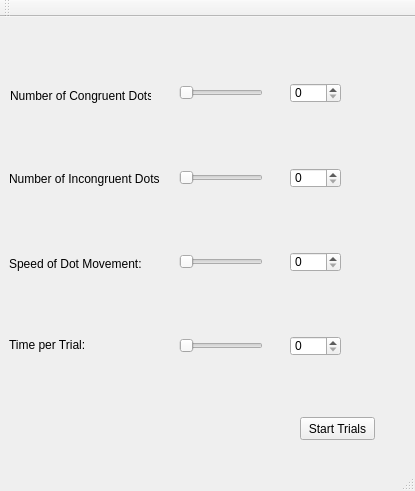
vrsivananda/PIC10C_-FinalProject, file mainwindow.ui: the form before one commit.
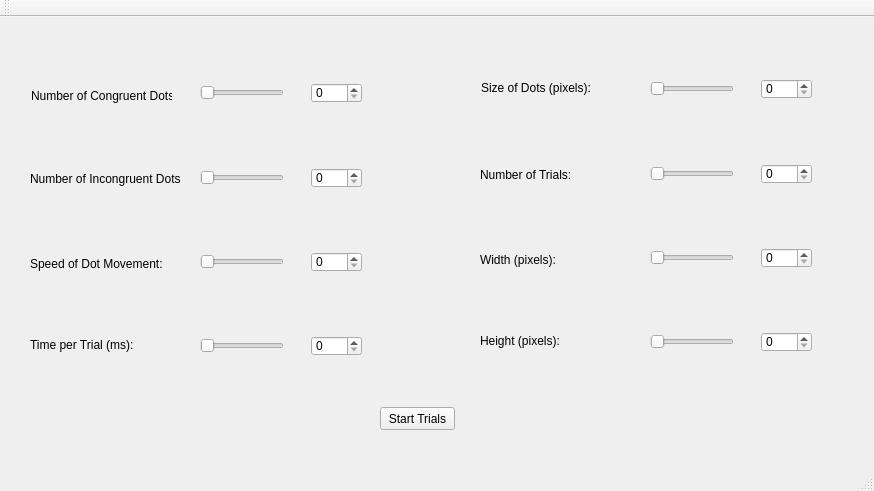
The form after the commit.

Commit message: Added more setting for the user. Set geometry to fullscreen.

Patch:
```diff
--- a/mainwindow.ui
+++ b/mainwindow.ui
@@ -6,7 +6,7 @@
    <rect>
     <x>0</x>
     <y>0</y>
-    <width>415</width>
+    <width>874</width>
     <height>491</height>
    </rect>
   </property>
@@ -17,7 +17,7 @@
    <widget class="QSlider" name="horizontalSlider_1">
     <property name="geometry">
      <rect>
-      <x>179</x>
+      <x>200</x>
       <y>65</y>
       <width>84</width>
       <height>22</height>
@@ -30,7 +30,7 @@
    <widget class="QSpinBox" name="spinBox_1">
     <property name="geometry">
      <rect>
-      <x>290</x>
+      <x>311</x>
       <y>66</y>
       <width>51</width>
       <height>20</height>
@@ -40,7 +40,7 @@
    <widget class="QLabel" name="label_1">
     <property name="geometry">
      <rect>
-      <x>10</x>
+      <x>31</x>
       <y>68</y>
       <width>141</width>
       <height>21</height>
@@ -53,7 +53,7 @@
    <widget class="QLabel" name="label_2">
     <property name="geometry">
      <rect>
-      <x>9</x>
+      <x>30</x>
       <y>151</y>
       <width>151</width>
       <height>21</height>
@@ -66,7 +66,7 @@
    <widget class="QSpinBox" name="spinBox_2">
     <property name="geometry">
      <rect>
-      <x>290</x>
+      <x>311</x>
       <y>151</y>
       <width>51</width>
       <height>20</height>
@@ -76,7 +76,7 @@
    <widget class="QSlider" name="horizontalSlider_2">
     <property name="geometry">
      <rect>
-      <x>179</x>
+      <x>200</x>
       <y>150</y>
       <width>84</width>
       <height>22</height>
@@ -89,7 +89,7 @@
    <widget class="QSlider" name="horizontalSlider_3">
     <property name="geometry">
      <rect>
-      <x>179</x>
+      <x>200</x>
       <y>234</y>
       <width>84</width>
       <height>22</height>
@@ -102,7 +102,7 @@
    <widget class="QSpinBox" name="spinBox_3">
     <property name="geometry">
      <rect>
-      <x>290</x>
+      <x>311</x>
       <y>235</y>
       <width>51</width>
       <height>20</height>
@@ -112,7 +112,7 @@
    <widget class="QSlider" name="horizontalSlider_4">
     <property name="geometry">
      <rect>
-      <x>179</x>
+      <x>200</x>
       <y>318</y>
       <width>84</width>
       <height>22</height>
@@ -125,7 +125,7 @@
    <widget class="QLabel" name="label_3">
     <property name="geometry">
      <rect>
-      <x>9</x>
+      <x>30</x>
       <y>236</y>
       <width>141</width>
       <height>21</height>
@@ -138,7 +138,7 @@
    <widget class="QSpinBox" name="spinBox_4">
     <property name="geometry">
      <rect>
-      <x>290</x>
+      <x>311</x>
       <y>319</y>
       <width>51</width>
       <height>20</height>
@@ -148,21 +148,21 @@
    <widget class="QLabel" name="label_4">
     <property name="geometry">
      <rect>
-      <x>9</x>
+      <x>30</x>
       <y>320</y>
       <width>141</width>
       <height>16</height>
      </rect>
     </property>
     <property name="text">
-     <string>Time per Trial:</string>
+     <string>Time per Trial (ms):</string>
     </property>
    </widget>
    <widget class="QPushButton" name="pushButton">
     <property name="geometry">
      <rect>
-      <x>300</x>
-      <y>400</y>
+      <x>380</x>
+      <y>390</y>
       <width>75</width>
       <height>23</height>
      </rect>
@@ -171,6 +171,150 @@
      <string>Start Trials</string>
     </property>
    </widget>
+   <widget class="QLabel" name="label_8">
+    <property name="geometry">
+     <rect>
+      <x>480</x>
+      <y>316</y>
+      <width>141</width>
+      <height>16</height>
+     </rect>
+    </property>
+    <property name="text">
+     <string>Height (pixels):</string>
+    </property>
+   </widget>
+   <widget class="QSpinBox" name="spinBox_6">
+    <property name="geometry">
+     <rect>
+      <x>761</x>
+      <y>147</y>
+      <width>51</width>
+      <height>20</height>
+     </rect>
+    </property>
+   </widget>
+   <widget class="QSpinBox" name="spinBox_8">
+    <property name="geometry">
+     <rect>
+      <x>761</x>
+      <y>315</y>
+      <width>51</width>
+      <height>20</height>
+     </rect>
+    </property>
+   </widget>
+   <widget class="QLabel" name="label_5">
+    <property name="geometry">
+     <rect>
+      <x>481</x>
+      <y>60</y>
+      <width>141</width>
+      <height>21</height>
+     </rect>
+    </property>
+    <property name="text">
+     <string>Size of Dots (pixels):</string>
+    </property>
+   </widget>
+   <widget class="QLabel" name="label_6">
+    <property name="geometry">
+     <rect>
+      <x>480</x>
+      <y>147</y>
+      <width>151</width>
+      <height>21</height>
+     </rect>
+    </property>
+    <property name="text">
+     <string>Number of Trials:</string>
+    </property>
+   </widget>
+   <widget class="QSpinBox" name="spinBox_7">
+    <property name="geometry">
+     <rect>
+      <x>761</x>
+      <y>231</y>
+      <width>51</width>
+      <height>20</height>
+     </rect>
+    </property>
+   </widget>
+   <widget class="QSlider" name="horizontalSlider_8">
+    <property name="geometry">
+     <rect>
+      <x>650</x>
+      <y>314</y>
+      <width>84</width>
+      <height>22</height>
+     </rect>
+    </property>
+    <property name="orientation">
+     <enum>Qt::Horizontal</enum>
+    </property>
+   </widget>
+   <widget class="QSlider" name="horizontalSlider_6">
+    <property name="geometry">
+     <rect>
+      <x>650</x>
+      <y>146</y>
+      <width>84</width>
+      <height>22</height>
+     </rect>
+    </property>
+    <property name="orientation">
+     <enum>Qt::Horizontal</enum>
+    </property>
+   </widget>
+   <widget class="QSpinBox" name="spinBox_5">
+    <property name="geometry">
+     <rect>
+      <x>761</x>
+      <y>62</y>
+      <width>51</width>
+      <height>20</height>
+     </rect>
+    </property>
+   </widget>
+   <widget class="QLabel" name="label_7">
+    <property name="geometry">
+     <rect>
+      <x>480</x>
+      <y>232</y>
+      <width>141</width>
+      <height>21</height>
+     </rect>
+    </property>
+    <property name="text">
+     <string>Width (pixels):</string>
+    </property>
+   </widget>
+   <widget class="QSlider" name="horizontalSlider_5">
+    <property name="geometry">
+     <rect>
+      <x>650</x>
+      <y>61</y>
+      <width>84</width>
+      <height>22</height>
+     </rect>
+    </property>
+    <property name="orientation">
+     <enum>Qt::Horizontal</enum>
+    </property>
+   </widget>
+   <widget class="QSlider" name="horizontalSlider_7">
+    <property name="geometry">
+     <rect>
+      <x>650</x>
+      <y>230</y>
+      <width>84</width>
+      <height>22</height>
+     </rect>
+    </property>
+    <property name="orientation">
+     <enum>Qt::Horizontal</enum>
+    </property>
+   </widget>
   </widget>
   <widget class="QMenuBar" name="menuBar">
    <property name="geometry">
```
Left out of the diff: 2 changed lines with no effect on the pictures. The commit also changes 4 other files.
